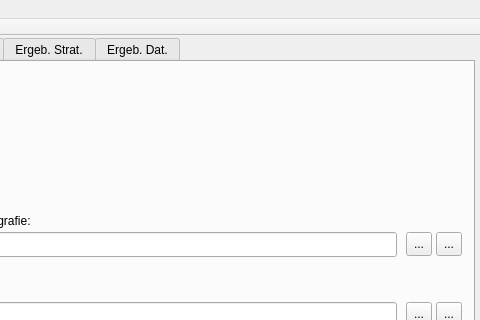
This is gui_strati.ui in TimoBremer/PyStrat as Qt 5 draws it before an edit; both pictures show x 326 to 806 and y 0 to 320 of the 806 by 667 pixel window. The edited form follows.
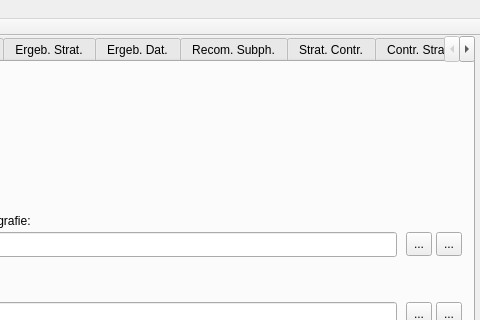
This is the edited form. The open tabs and pages were chosen to show the change. Icons and pictures are not drawn.

Commit message: 'Save file'-Dialog opens last used directory

What changed in the file:
```diff
--- a/gui_strati.ui
+++ b/gui_strati.ui
@@ -423,6 +423,21 @@
       </property>
      </widget>
     </widget>
+    <widget class="QWidget" name="tab">
+     <attribute name="title">
+      <string>Recom. Subph.</string>
+     </attribute>
+    </widget>
+    <widget class="QWidget" name="tab_7">
+     <attribute name="title">
+      <string>Strat. Contr.</string>
+     </attribute>
+    </widget>
+    <widget class="QWidget" name="tab_8">
+     <attribute name="title">
+      <string>Contr. Strat./Dates</string>
+     </attribute>
+    </widget>
    </widget>
    <widget class="QDialogButtonBox" name="abbrechen_ok">
     <property name="geometry">
```
Left out of the diff: 2 changed lines with no effect on the pictures. The commit also changes 3 other files.
